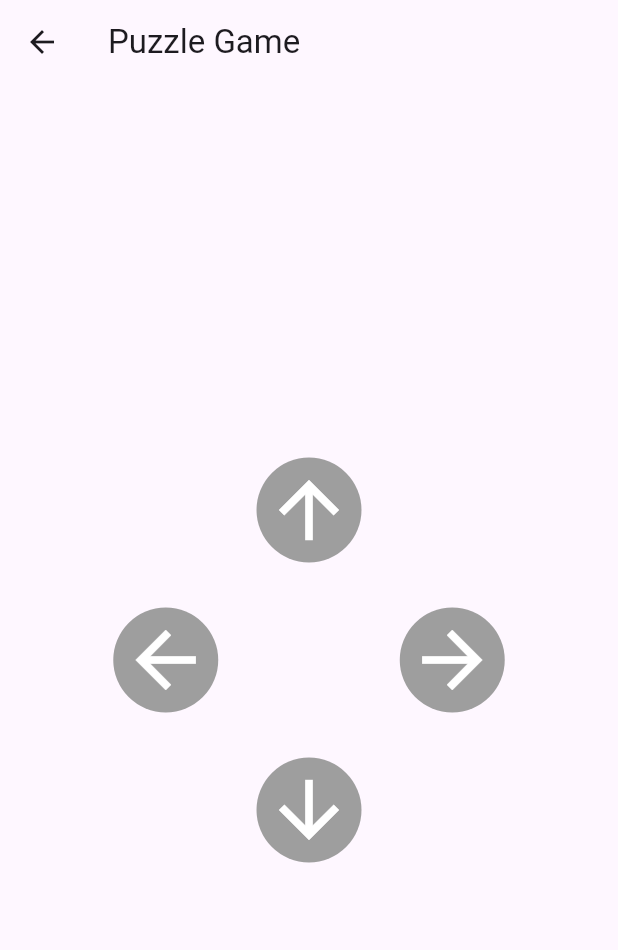
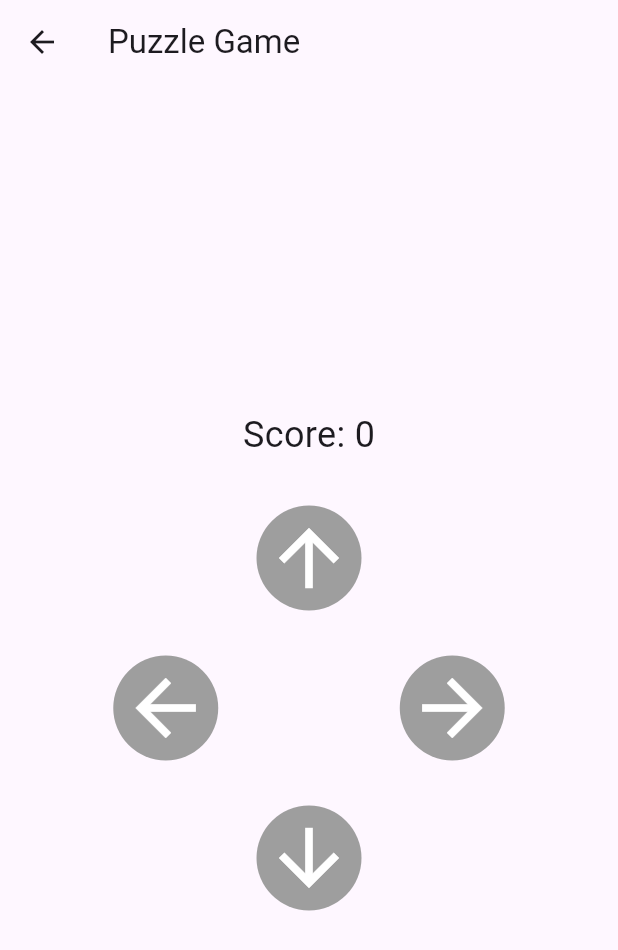
Before and after one commit to P1x37Segfault/flutter-puzzle-game, a Flutter app: the screen it shows after launch, after a tap on "Play", on a phone screen of 412 x 824 dp. Shown: the top 950 px of the screen. Run offline on Flutter 3.47's test engine with Material 3 defaults, Android fonts, the phone set to English and light mode, and no system bars; our stand-ins replace fl_chart, permission_handler, sensors_plus, settings_ui; missing offline and left inert: esense_flutter.

Commit message:
reduce cooldown, add simple score field

```diff
--- a/lib/game.dart
+++ b/lib/game.dart
@@ -39,7 +39,7 @@ class GamePageState extends State<GamePage> {
   var useESenseSensor = false;
   final double gestureThresholdESense = 21;
   final double gestureThresholdDevice = 75;
-  final int gestureCooldown = 750;
+  final int gestureCooldown = 500;
 
   double _x = 0.0;
   double _y = 0.0;
@@ -57,6 +57,8 @@ class GamePageState extends State<GamePage> {
   Color rightArrowColor = Colors.grey;
   Color turnLeftArrowColor = Colors.grey;
   Color turnRightArrowColor = Colors.grey;
+
+  int score = 0; // Score indicator
 
   @override
   void initState() {
@@ -97,6 +99,7 @@ class GamePageState extends State<GamePage> {
       if (gestureDetected) {
         canDetectGesture = false;
         updateArrowColors(detectedGesture);
+        score++; // Increment score when a gesture is detected
         Future.delayed(Duration(milliseconds: gestureCooldown), () {
           gestureDetected = false;
           canDetectGesture = true;
@@ -170,13 +173,16 @@ class GamePageState extends State<GamePage> {
         child: Column(
           mainAxisAlignment: MainAxisAlignment.center,
           children: <Widget>[
+            Text('Score: $score', style: const TextStyle(fontSize: 24)),
+            const SizedBox(height: 30),
             Container(
               padding: const EdgeInsets.all(5),
               decoration: BoxDecoration(
                 color: forwardArrowColor,
                 shape: BoxShape.circle,
               ),
-              child: const Icon(Icons.arrow_upward, size: 60, color: Colors.white),
+              child:
+                  const Icon(Icons.arrow_upward, size: 60, color: Colors.white),
             ),
             const SizedBox(height: 30),
             Row(
@@ -188,7 +194,8 @@ class GamePageState extends State<GamePage> {
                     color: leftArrowColor,
                     shape: BoxShape.circle,
                   ),
-                  child: const Icon(Icons.arrow_back, size: 60, color: Colors.white),
+                  child: const Icon(Icons.arrow_back,
+                      size: 60, color: Colors.white),
                 ),
                 const SizedBox(width: 121),
                 Container(
@@ -197,7 +204,8 @@ class GamePageState extends State<GamePage> {
                     color: rightArrowColor,
                     shape: BoxShape.circle,
                   ),
-                  child: const Icon(Icons.arrow_forward, size: 60, color: Colors.white),
+                  child: const Icon(Icons.arrow_forward,
+                      size: 60, color: Colors.white),
                 ),
               ],
             ),
@@ -208,7 +216,8 @@ class GamePageState extends State<GamePage> {
                 color: backwardArrowColor,
                 shape: BoxShape.circle,
               ),
-              child: const Icon(Icons.arrow_downward, size: 60, color: Colors.white),
+              child: const Icon(Icons.arrow_downward,
+                  size: 60, color: Colors.white),
             ),
           ],
         ),
```
